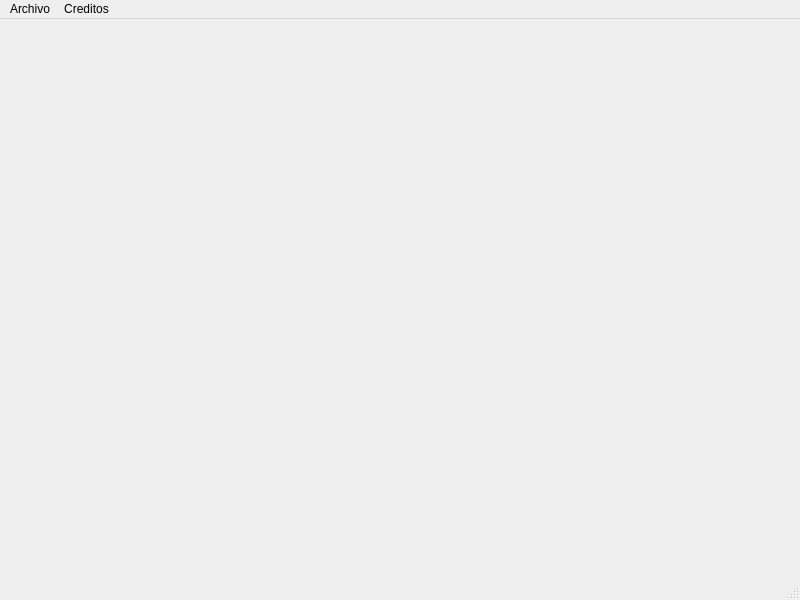
Old version of the form gui/main.ui in the repository CarlosSotomayorCodeJP/Proyecto_Python.
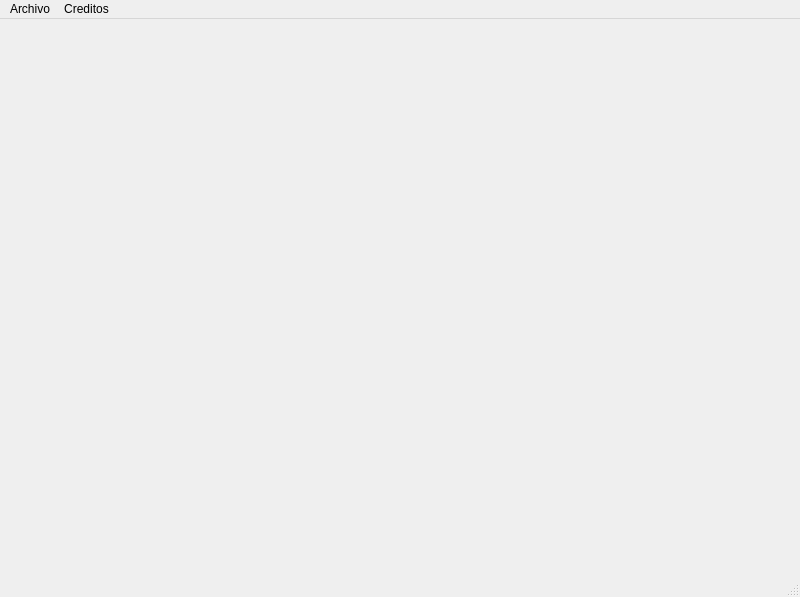
New version of the form.

Commit message: Correcion de errores y creacion de la interfaz Registro

The edit to the form file:
```diff
--- a/gui/main.ui
+++ b/gui/main.ui
@@ -7,7 +7,7 @@
     <x>0</x>
     <y>0</y>
     <width>800</width>
-    <height>600</height>
+    <height>597</height>
    </rect>
   </property>
   <property name="windowTitle">
```
The commit also changes 7 other files.
